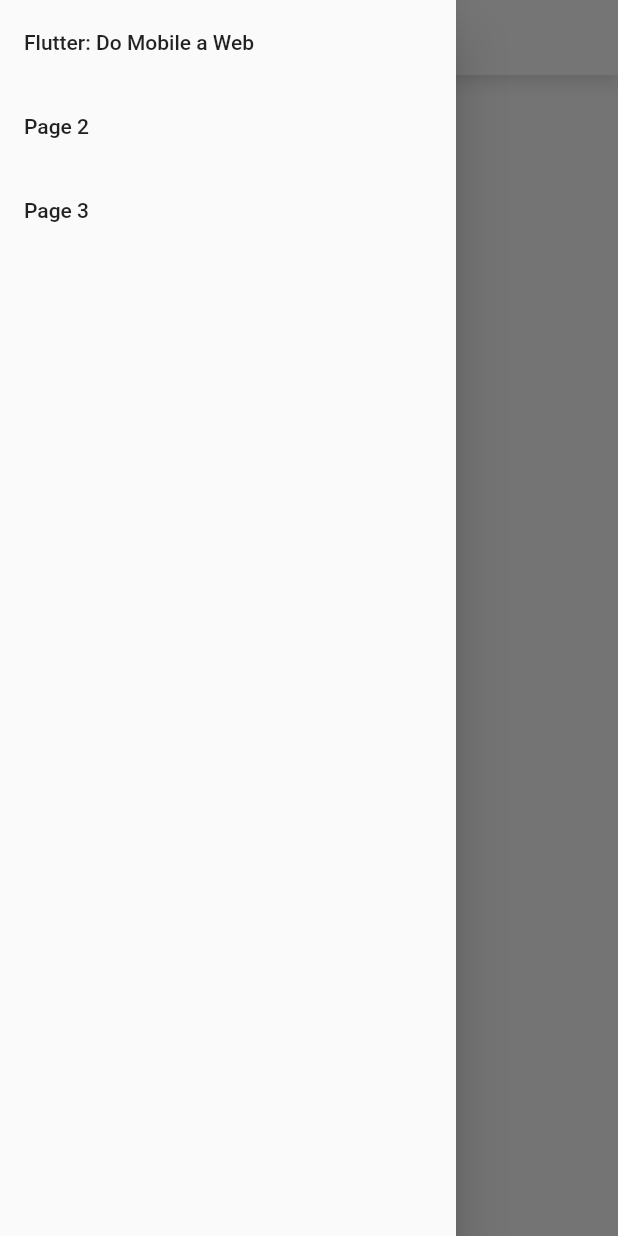
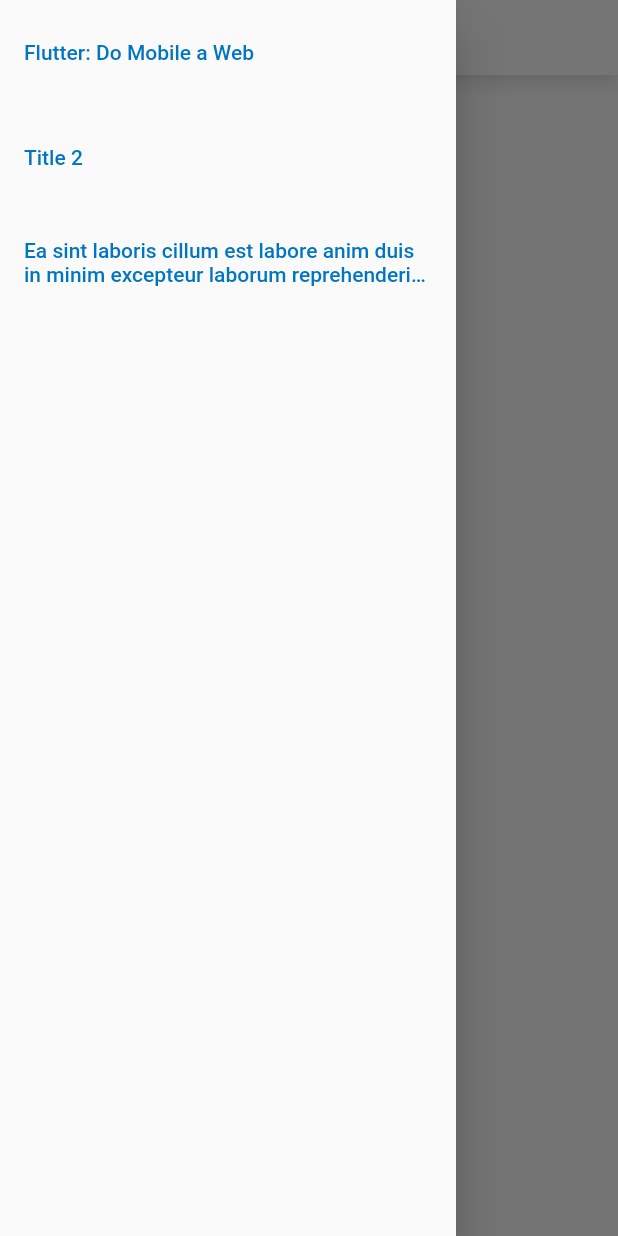
Before and after one commit to ArtMasson/flutter_guide_whitelabel, a Flutter app: the GuideHomePage screen opened by its route, with the side drawer open, on a phone screen of 412 x 824 dp. Run offline on Flutter 3.47's test engine with Material 2 defaults, Android fonts, the phone set to English and light mode, and no system bars; our stand-ins replace flutter_modular, get, url_strategy.

Commit message:
Added refactor to guide module

```diff
--- a/lib/app/modules/guide/guide_module.dart
+++ b/lib/app/modules/guide/guide_module.dart
@@ -1,37 +1,20 @@
-import 'package:flutter/material.dart';
+import 'package:flutter_guide_whitelabel/app/modules/guide/presentation/pages/guide_home/guide_home_controller.dart';
 import 'package:flutter_modular/flutter_modular.dart';
 
-import 'presentation/pages/guide_home/guide_home_page.dart';
+import 'presentation/helpers/guides_route.dart';
+import 'presentation/pages/guide_home/guide_home_store.dart';
 
 class GuideModule extends Module {
   @override
-  final List<Bind> binds = [];
+  List<Bind> get binds => [
+        Bind.lazySingleton((i) => GuideHomeStore()),
+        Bind.lazySingleton(
+          (i) => GuideHomeController(
+            store: i(),
+          ),
+        ),
+      ];
 
   @override
-  final List<ModularRoute> routes = [
-    ChildRoute(
-      '/',
-      child: (context, args) => const GuideHomePage(),
-      children: [
-        ChildRoute(
-          '/page1',
-          child: (context, args) => Container(
-            color: const Color.fromRGBO(253, 253, 253, 1),
-          ),
-        ),
-        ChildRoute(
-          '/page2',
-          child: (context, args) => Container(
-            color: const Color.fromRGBO(253, 253, 253, 1),
-          ),
-        ),
-        ChildRoute(
-          '/page3',
-          child: (context, args) => Container(
-            color: const Color.fromRGBO(253, 253, 253, 1),
-          ),
-        ),
-      ],
-    ),
-  ];
+  final List<ModularRoute> routes = guidesRoutes;
 }
--- /dev/null
+++ b/lib/app/modules/guide/presentation/helpers/guides_list.dart
@@ -0,0 +1,17 @@
+import 'package:flutter_guide_whitelabel/app/modules/guide/presentation/pages/guide_home/models/guide_model.dart';
+
+final List<GuideModel> guidesList = [
+  GuideModel(
+    title: 'Flutter: Do Mobile a Web',
+    route: 'page1',
+  ),
+  GuideModel(
+    title: 'Title 2',
+    route: 'page2',
+  ),
+  GuideModel(
+    title:
+        'Ea sint laboris cillum est labore anim duis in minim excepteur laborum reprehenderit. Dolor sit dolore cillum ut nostrud deserunt et nisi id minim ut. Non eiusmod culpa incididunt ullamco commodo enim non duis velit anim. Magna et nostrud consectetur nulla reprehenderit in ex commodo officia. Cupidatat proident non ullamco id est elit tempor ad est culpa voluptate adipisicing eiusmod nulla.',
+    route: 'page3',
+  ),
+];
--- /dev/null
+++ b/lib/app/modules/guide/presentation/helpers/guides_route.dart
@@ -0,0 +1,49 @@
+import 'package:flutter/material.dart';
+import 'package:flutter_modular/flutter_modular.dart';
+
+import '../pages/guide_home/guide_home_page.dart';
+
+final List<ModularRoute> guidesRoutes = [
+  ChildRoute(
+    '/',
+    child: (context, args) => const GuideHomePage(),
+    children: [
+      ChildRoute(
+        '/page1',
+        child: (context, args) => Container(
+          color: const Color.fromRGBO(253, 253, 253, 1),
+          child: Column(
+            mainAxisAlignment: MainAxisAlignment.center,
+            children: const [
+              Text('Guia 1'),
+            ],
+          ),
+        ),
+      ),
+      ChildRoute(
+        '/page2',
+        child: (context, args) => Container(
+          color: const Color.fromRGBO(253, 253, 253, 1),
+          child: Column(
+            mainAxisAlignment: MainAxisAlignment.center,
+            children: const [
+              Text('Guia 2'),
+            ],
+          ),
+        ),
+      ),
+      ChildRoute(
+        '/page3',
+        child: (context, args) => Container(
+          color: const Color.fromRGBO(253, 253, 253, 1),
+          child: Column(
+            mainAxisAlignment: MainAxisAlignment.center,
+            children: const [
+              Text('Guia 3'),
+            ],
+          ),
+        ),
+      ),
+    ],
+  ),
+];
--- /dev/null
+++ b/lib/app/modules/guide/presentation/pages/guide_home/guide_home_controller.dart
@@ -0,0 +1,19 @@
+import 'package:flutter_modular/flutter_modular.dart';
+
+import 'guide_home_store.dart';
+import 'models/guide_model.dart';
+
+class GuideHomeController {
+  final GuideHomeStore store;
+
+  GuideHomeController({
+    required this.store,
+  });
+
+  void onTapGuide({
+    required GuideModel guide,
+  }) {
+    store.selectedGuide = guide;
+    Modular.to.navigate(guide.route);
+  }
+}
--- a/lib/app/modules/guide/presentation/pages/guide_home/guide_home_page.dart
+++ b/lib/app/modules/guide/presentation/pages/guide_home/guide_home_page.dart
@@ -1,6 +1,9 @@
 import 'package:flutter/material.dart';
+import 'package:flutter_guide_whitelabel/app/modules/guide/presentation/pages/guide_home/guide_home_controller.dart';
 import 'package:flutter_modular/flutter_modular.dart';
+import 'package:get/get.dart' as get_x;
 
+import '../../helpers/guides_list.dart';
 import 'widgets/guide_drawer.dart';
 import 'widgets/guide_sidebar_widget.dart';
 
@@ -13,7 +16,8 @@
   State<GuideHomePage> createState() => _GuideHomePageState();
 }
 
-class _GuideHomePageState extends State<GuideHomePage> {
+class _GuideHomePageState
+    extends ModularState<GuideHomePage, GuideHomeController> {
   int currentIndex = 0;
 
   @override
@@ -28,7 +32,13 @@
 
     return Scaffold(
       drawer: MediaQuery.of(context).size.width < 768
-          ? const GuideDrawerWidget()
+          ? get_x.Obx(
+              () => GuideDrawerWidget(
+                guides: guidesList,
+                onTapGuide: controller.onTapGuide,
+                selectedRoute: controller.store.selectedGuide?.route ?? '',
+              ),
+            )
           : null,
       appBar: AppBar(
         iconTheme: const IconThemeData(color: Colors.black),
@@ -36,7 +46,7 @@
         toolbarHeight: 50,
         backgroundColor: theme.colorScheme.background,
         title: const Text(
-          'Flutter SDK',
+          'Flutter Guide',
           style: TextStyle(
             color: Colors.black,
             fontSize: 16,
@@ -46,7 +56,13 @@
       body: Row(
         children: [
           if (MediaQuery.of(context).size.width > 768)
-            const GuideSidebarWidget(),
+            get_x.Obx(
+              () => GuideSidebarWidget(
+                guides: guidesList,
+                onTapGuide: controller.onTapGuide,
+                selectedRoute: controller.store.selectedGuide?.route ?? '',
+              ),
+            ),
           Container(
             width: 1,
             color: theme.scaffoldBackgroundColor,
--- /dev/null
+++ b/lib/app/modules/guide/presentation/pages/guide_home/guide_home_store.dart
@@ -0,0 +1,8 @@
+import 'package:flutter_guide_whitelabel/app/modules/guide/presentation/pages/guide_home/models/guide_model.dart';
+import 'package:get/get.dart';
+
+class GuideHomeStore {
+  final Rx<GuideModel?> _selectedGuide = Rx<GuideModel?>(null);
+  GuideModel? get selectedGuide => _selectedGuide.value;
+  set selectedGuide(GuideModel? value) => _selectedGuide.value = value;
+}
--- /dev/null
+++ b/lib/app/modules/guide/presentation/pages/guide_home/models/guide_model.dart
@@ -0,0 +1,11 @@
+class GuideModel {
+  final String title;
+  final String route;
+
+  bool selected = false;
+
+  GuideModel({
+    required this.title,
+    required this.route,
+  });
+}
--- a/lib/app/modules/guide/presentation/pages/guide_home/widgets/guide_drawer.dart
+++ b/lib/app/modules/guide/presentation/pages/guide_home/widgets/guide_drawer.dart
@@ -1,16 +1,27 @@
 import 'package:flutter/material.dart';
-import 'package:flutter_modular/flutter_modular.dart';
 
+import '../models/guide_model.dart';
 import 'guide_sidebar_widget.dart';
 
 class GuideDrawerWidget extends StatelessWidget {
-  const GuideDrawerWidget({Key? key}) : super(key: key);
+  final List<GuideModel> guides;
+  final void Function({required GuideModel guide}) onTapGuide;
+  final String selectedRoute;
+
+  const GuideDrawerWidget({
+    required this.guides,
+    required this.onTapGuide,
+    required this.selectedRoute,
+    Key? key,
+  }) : super(key: key);
 
   @override
   Widget build(BuildContext context) {
     return Drawer(
       child: GuideSidebarWidget(
-        onTap: () => Modular.to.pop(),
+        guides: guides,
+        onTapGuide: onTapGuide,
+        selectedRoute: selectedRoute,
       ),
     );
   }
--- /dev/null
+++ b/lib/app/modules/guide/presentation/pages/guide_home/widgets/guide_list/guide_tile_list_widget.dart
@@ -0,0 +1,35 @@
+import 'package:flutter/material.dart';
+
+import '../../models/guide_model.dart';
+import 'guide_tile_widget.dart';
+
+class GuideTileListWidget extends StatelessWidget {
+  final List<GuideModel> guides;
+  final void Function({required GuideModel guide}) onTapGuide;
+  final String selectedRoute;
+
+  const GuideTileListWidget({
+    required this.guides,
+    required this.onTapGuide,
+    required this.selectedRoute,
+    Key? key,
+  }) : super(key: key);
+
+  @override
+  Widget build(BuildContext context) {
+    return SizedBox(
+      width: 300,
+      child: ListView(
+        children: guides
+            .map(
+              (guide) => GuideTileWidget(
+                guide: guide,
+                onTapGuide: onTapGuide,
+                selectedRoute: selectedRoute,
+              ),
+            )
+            .toList(),
+      ),
+    );
+  }
+}
--- /dev/null
+++ b/lib/app/modules/guide/presentation/pages/guide_home/widgets/guide_list/guide_tile_widget.dart
@@ -0,0 +1,43 @@
+import 'package:flutter/material.dart';
+import 'package:flutter_guide_whitelabel/app/modules/guide/presentation/pages/guide_home/models/guide_model.dart';
+
+class GuideTileWidget extends StatelessWidget {
+  final GuideModel guide;
+  final void Function({required GuideModel guide}) onTapGuide;
+  final String selectedRoute;
+
+  const GuideTileWidget({
+    required this.guide,
+    required this.onTapGuide,
+    required this.selectedRoute,
+    Key? key,
+  }) : super(key: key);
+
+  @override
+  Widget build(BuildContext context) {
+    return Container(
+      height: 70,
+      decoration: BoxDecoration(
+        color: guide.route == selectedRoute ? const Color(0x0C0175C2) : null,
+        borderRadius: const BorderRadius.horizontal(right: Radius.circular(50)),
+      ),
+      child: MaterialButton(
+        minWidth: double.maxFinite,
+        onPressed: () {
+          onTapGuide(guide: guide);
+        },
+        child: Align(
+          alignment: Alignment.centerLeft,
+          child: Text(
+            guide.title,
+            maxLines: 2,
+            overflow: TextOverflow.ellipsis,
+            style: const TextStyle(
+              color: Color(0xFF0175C2),
+            ),
+          ),
+        ),
+      ),
+    );
+  }
+}
--- a/lib/app/modules/guide/presentation/pages/guide_home/widgets/guide_sidebar_widget.dart
+++ b/lib/app/modules/guide/presentation/pages/guide_home/widgets/guide_sidebar_widget.dart
@@ -1,49 +1,27 @@
 import 'package:flutter/material.dart';
-import 'package:flutter_modular/flutter_modular.dart';
+import 'package:flutter_guide_whitelabel/app/modules/guide/presentation/pages/guide_home/models/guide_model.dart';
+import 'package:flutter_guide_whitelabel/app/modules/guide/presentation/pages/guide_home/widgets/guide_list/guide_tile_list_widget.dart';
 
 class GuideSidebarWidget extends StatelessWidget {
-  final Function? onTap;
+  final List<GuideModel> guides;
+  final void Function({required GuideModel guide}) onTapGuide;
+  final String selectedRoute;
 
   const GuideSidebarWidget({
-    this.onTap,
+    required this.guides,
+    required this.onTapGuide,
+    required this.selectedRoute,
     Key? key,
   }) : super(key: key);
-
-  _closeDrawer() {
-    if (onTap != null) {
-      onTap!();
-    }
-  }
 
   @override
   Widget build(BuildContext context) {
     return SizedBox(
       width: 300,
-      child: Column(
-        children: [
-          ListTile(
-            title: const Text('Flutter: Do Mobile a Web'),
-            onTap: () {
-              _closeDrawer();
-
-              Modular.to.navigate('page1');
-            },
-          ),
-          ListTile(
-            title: const Text('Page 2'),
-            onTap: () {
-              _closeDrawer();
-              Modular.to.navigate('page2');
-            },
-          ),
-          ListTile(
-            title: const Text('Page 3'),
-            onTap: () {
-              _closeDrawer();
-              Modular.to.navigate('page3');
-            },
-          ),
-        ],
+      child: GuideTileListWidget(
+        guides: guides,
+        onTapGuide: onTapGuide,
+        selectedRoute: selectedRoute,
       ),
     );
   }
--- a/pubspec.yaml
+++ b/pubspec.yaml
@@ -13,6 +13,7 @@
   cupertino_icons: ^1.0.2
   url_strategy: ^0.2.0
   flutter_modular: ^4.5.1+1
+  get: ^4.6.1
 
 dev_dependencies:
   flutter_test:
```
Also changed, not shown: pubspec.lock.
